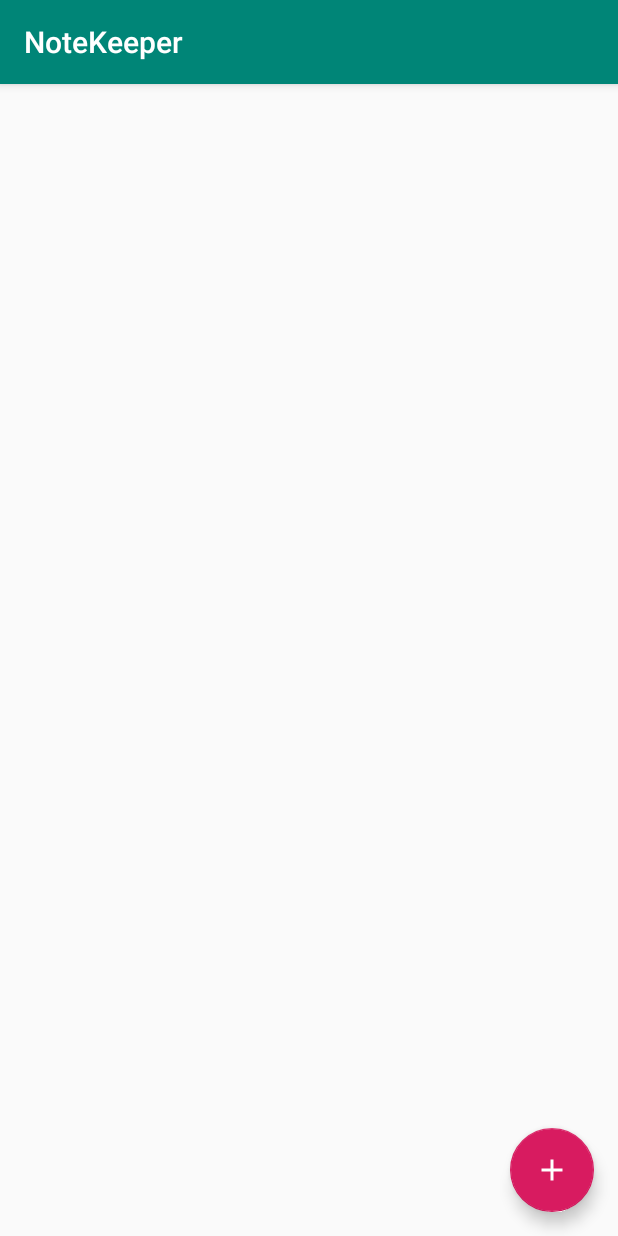
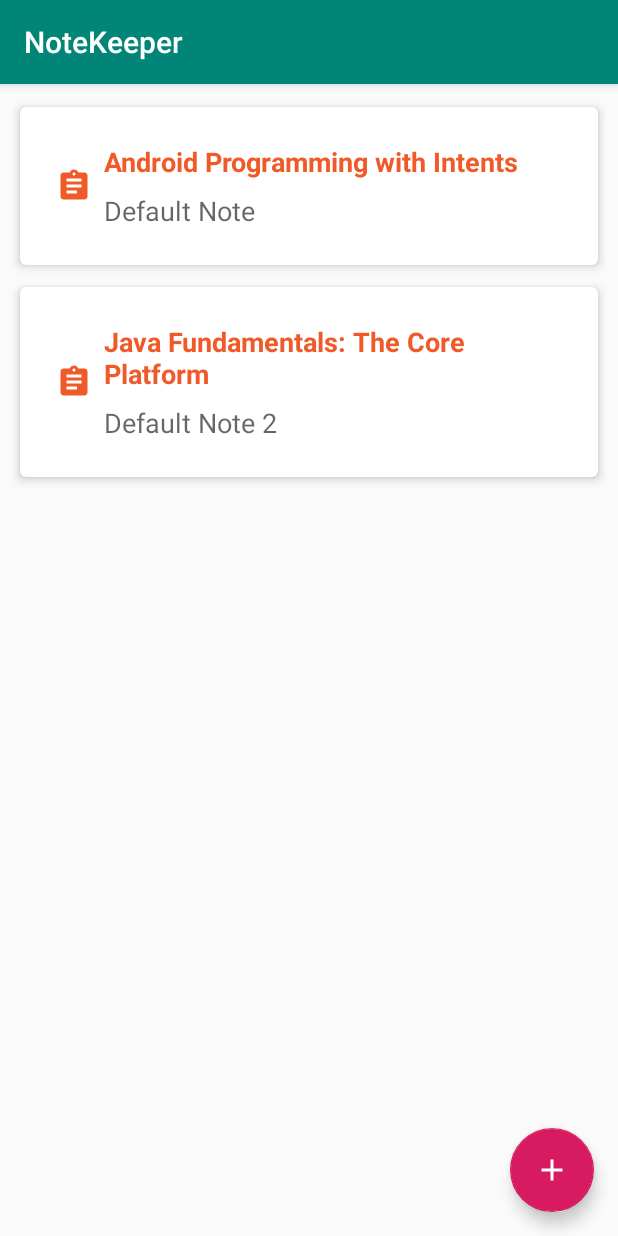
Before and after one commit to nhotalling/notekeeper, an Android app: the screen it shows after launch (NoteListActivity), on a phone screen of 412 x 824 dp. Run offline under Robolectric (Android 15) with nearby library versions, the phone set to English and light mode, and no system bars.

Commit message:
Wire up adapter

```diff
--- a/app/src/main/java/com/gfd/notekeeper/DataManager.kt
+++ b/app/src/main/java/com/gfd/notekeeper/DataManager.kt
@@ -29,9 +29,15 @@ object DataManager {
     }
 
     private fun initializeNotes() {
-        val note = NoteInfo(courses.getValue("android_intents"),
-            "My Note",
+        var note = NoteInfo(courses.getValue("android_intents"),
+            "Default Note",
             "Lorem Ipsum"
+        )
+        notes.add(note)
+
+        note = NoteInfo(courses.getValue("java_core"),
+            "Default Note 2",
+            "Lorem Ipsum 2"
         )
         notes.add(note)
     }
--- a/app/src/main/java/com/gfd/notekeeper/NoteListActivity.kt
+++ b/app/src/main/java/com/gfd/notekeeper/NoteListActivity.kt
@@ -2,7 +2,6 @@ package com.gfd.notekeeper
 
 import android.content.Intent
 import android.os.Bundle
-import android.widget.ArrayAdapter
 import com.google.android.material.floatingactionbutton.FloatingActionButton
 import androidx.appcompat.app.AppCompatActivity
 import androidx.recyclerview.widget.LinearLayoutManager
@@ -22,7 +21,9 @@ class NoteListActivity : AppCompatActivity() {
             startActivity(activityIntent)
         }
 
+        // listitems = recyclerView
         listitems.layoutManager = LinearLayoutManager(this)
+        listitems.adapter = NoteRecyclerAdapter(this, DataManager.notes)
 
         // remove old listview code
 //        listNotes.adapter = ArrayAdapter(this,
--- a/app/src/main/java/com/gfd/notekeeper/NoteRecyclerAdapter.kt
+++ b/app/src/main/java/com/gfd/notekeeper/NoteRecyclerAdapter.kt
@@ -7,7 +7,7 @@ import android.view.ViewGroup
 import android.widget.TextView
 import androidx.recyclerview.widget.RecyclerView
 
-class NoteRecyclerAdapter(private val context: Context) :
+class NoteRecyclerAdapter(private val context: Context, private val notes: List<NoteInfo>) :
     RecyclerView.Adapter<NoteRecyclerAdapter.ViewHolder>() {
 
     private val layoutInflater = LayoutInflater.from(context)
@@ -21,11 +21,21 @@ class NoteRecyclerAdapter(private val context: Context) :
         return ViewHolder(itemView)
     }
 
+    // display the data
     override fun onBindViewHolder(holder: ViewHolder, position: Int) {
+        val note = notes[position]
+
+        holder.textCourse?.text = note.course?.title
+        holder.textTitle?.text = note.title
     }
 
-    override fun getItemCount(): Int {
-    }
+    // how much data overall should be displayed
+    // shorthand syntax:
+    override fun getItemCount() = notes.size
+    // which is the same as:
+//    override fun getItemCount(): Int {
+//        return notes.size
+//    }
 
     // on demo, View was nullable (View?) but it seems our base class
     // RecyclerView.ViewHolder() does not like a nullable passed in as its param
```
